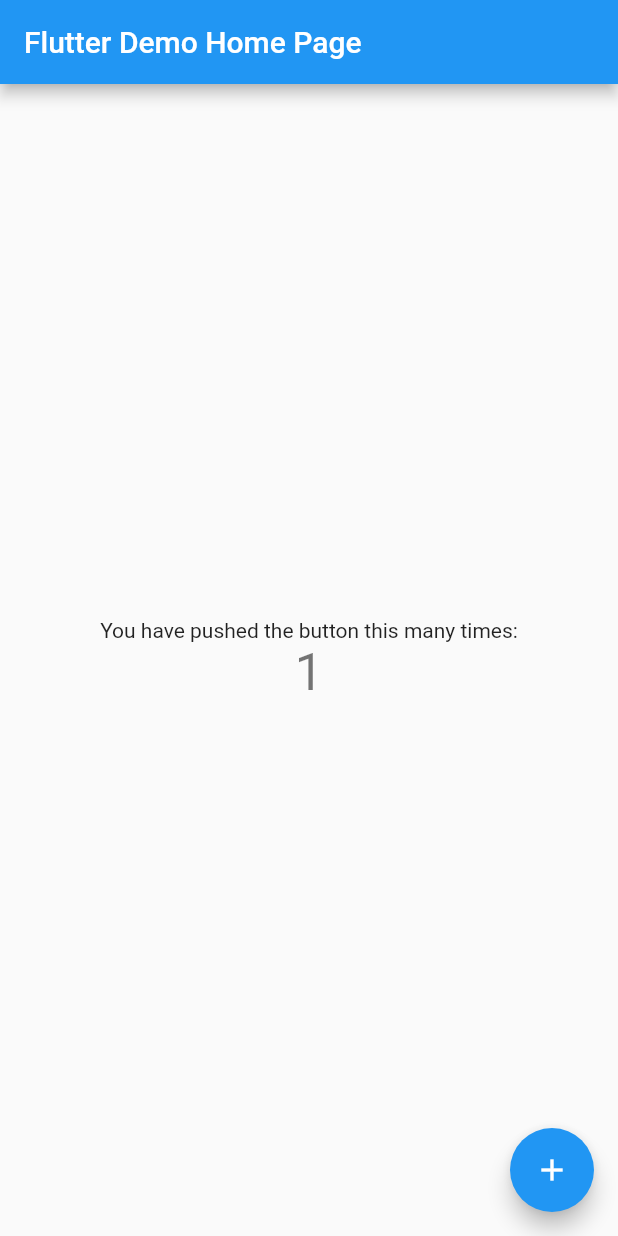
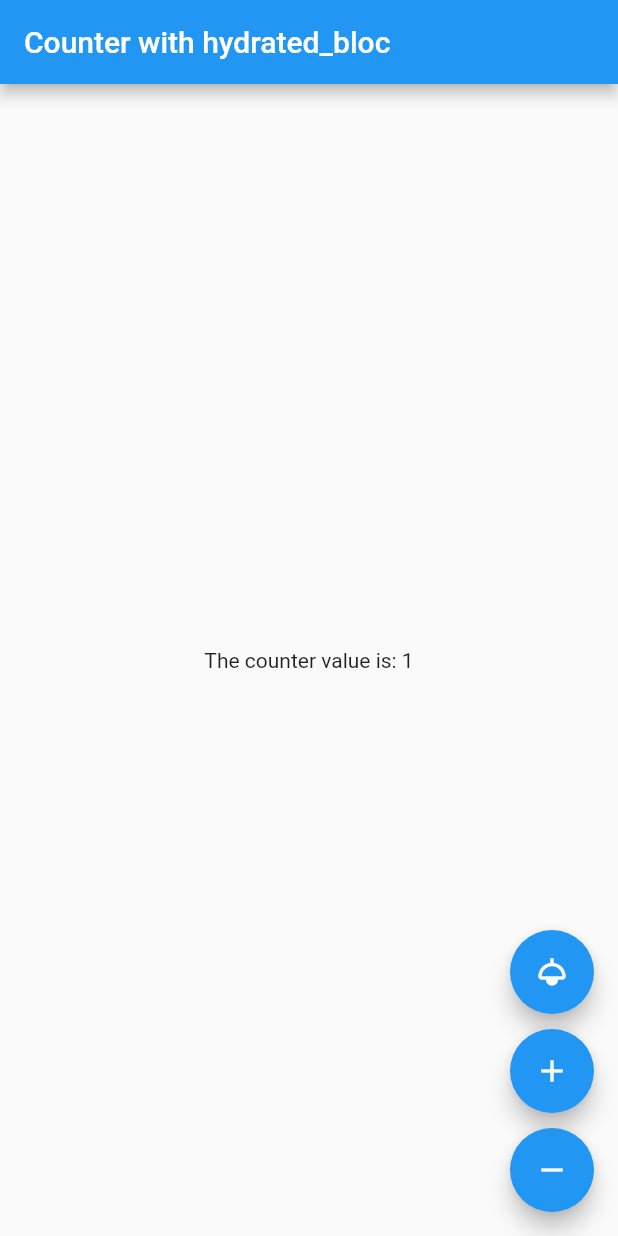
Before and after one commit to DanKheadies/max_hydrated_bloc_app, a Flutter app: the screen it shows after launch, after a tap on the "add" icon, on a phone screen of 412 x 824 dp. Run offline on Flutter 3.47's test engine with Material 2 defaults, Android fonts, the light colour scheme and no system bars; our stand-ins replace bloc, equatable, flutter_bloc, hydrated_bloc.

Commit message:
Complete hydration

```diff
--- /dev/null
+++ b/lib/blocs/blocs.dart
@@ -0,0 +1 @@
+export 'counter/counter_bloc.dart';
--- /dev/null
+++ b/lib/blocs/counter/counter_bloc.dart
@@ -0,0 +1,76 @@
+import 'package:bloc/bloc.dart';
+import 'package:equatable/equatable.dart';
+import 'package:hydrated_bloc/hydrated_bloc.dart';
+import 'package:meta/meta.dart';
+
+import 'package:max_hydrated_bloc_app/models/models.dart';
+
+part 'counter_event.dart';
+part 'counter_state.dart';
+
+class CounterBloc extends HydratedBloc<CounterEvent, CounterState> {
+  CounterBloc() : super(const CounterState()) {
+    on<CounterStarted>(_onStarted);
+    on<CounterIncrementPressed>(_onIncrementPressed);
+    on<CounterDecrementPressed>(_onDecrementPressed);
+  }
+
+  void _onStarted(
+    CounterStarted event,
+    Emitter<CounterState> emit,
+  ) {
+    if (state.status == CounterStatus.success) return;
+
+    // Resets every time app is started
+    Counter counter = const Counter();
+
+    emit(
+      CounterState(
+        counter: counter,
+        status: CounterStatus.success,
+      ),
+    );
+  }
+
+  void _onIncrementPressed(
+    CounterIncrementPressed event,
+    Emitter<CounterState> emit,
+  ) {
+    int value = state.counter.value + 1;
+    Counter counter = state.counter.copyWith(
+      value: value,
+    );
+    emit(
+      CounterState(
+        counter: counter,
+        status: CounterStatus.success,
+      ),
+    );
+  }
+
+  void _onDecrementPressed(
+    CounterDecrementPressed event,
+    Emitter<CounterState> emit,
+  ) {
+    int value = state.counter.value - 1;
+    Counter counter = state.counter.copyWith(
+      value: value,
+    );
+    emit(
+      CounterState(
+        counter: counter,
+        status: CounterStatus.success,
+      ),
+    );
+  }
+
+  @override
+  CounterState? fromJson(Map<String, dynamic> json) {
+    return CounterState.fromJson(json);
+  }
+
+  @override
+  Map<String, dynamic>? toJson(CounterState state) {
+    return state.toJson();
+  }
+}
--- /dev/null
+++ b/lib/blocs/counter/counter_event.dart
@@ -0,0 +1,16 @@
+part of 'counter_bloc.dart';
+
+// @immutable
+// abstract class CounterEvent extends Equatable {
+class CounterEvent extends Equatable {
+  const CounterEvent();
+
+  @override
+  List<Object> get props => [];
+}
+
+class CounterStarted extends CounterEvent {}
+
+class CounterIncrementPressed extends CounterEvent {}
+
+class CounterDecrementPressed extends CounterEvent {}
--- /dev/null
+++ b/lib/blocs/counter/counter_state.dart
@@ -0,0 +1,42 @@
+part of 'counter_bloc.dart';
+
+enum CounterStatus {
+  initial,
+  loading,
+  success,
+  error,
+}
+
+// @immutable
+// abstract class CounterState extends Equatable {
+class CounterState extends Equatable {
+  final Counter counter;
+  final CounterStatus status;
+
+  const CounterState({
+    this.counter = const Counter(),
+    this.status = CounterStatus.initial,
+  });
+
+  factory CounterState.fromJson(Map<String, dynamic> json) {
+    return CounterState(
+      counter: Counter.fromJson(json['counter']),
+      status: CounterStatus.values.firstWhere(
+        (element) => element.name.toString() == json['status'],
+      ),
+    );
+  }
+
+  Map<String, dynamic> toJson() {
+    return {
+      'counter': counter.toJson(),
+      'status': status.name,
+    };
+  }
+
+  @override
+  List<Object> get props => [
+        counter,
+        status,
+      ];
+}
--- /dev/null
+++ b/lib/cubit/brightness/brightness_cubit.dart
@@ -0,0 +1,27 @@
+import 'package:bloc/bloc.dart';
+import 'package:equatable/equatable.dart';
+import 'package:flutter/material.dart';
+import 'package:hydrated_bloc/hydrated_bloc.dart';
+import 'package:meta/meta.dart';
+
+// part 'brightness_state.dart';
+
+class BrightnessCubit extends HydratedCubit<Brightness> {
+  BrightnessCubit() : super(Brightness.light);
+
+  void toggleBrightness() {
+    emit(state == Brightness.light ? Brightness.dark : Brightness.light);
+  }
+
+  @override
+  Brightness? fromJson(Map<String, dynamic> json) {
+    print(json['brightness']);
+    return Brightness.values[json['brightness'] as int];
+  }
+
+  @override
+  Map<String, dynamic>? toJson(Brightness state) {
+    print({'brightness': state.index});
+    return <String, int>{'brightness': state.index};
+  }
+}
--- /dev/null
+++ b/lib/cubit/brightness/brightness_state.dart
@@ -0,0 +1,6 @@
+// part of 'brightness_cubit.dart';
+
+// @immutable
+// abstract class BrightnessState {}
+
+// class BrightnessInitial extends BrightnessState {}
--- /dev/null
+++ b/lib/cubit/cubits.dart
@@ -0,0 +1 @@
+export 'brightness/brightness_cubit.dart';
--- a/lib/main.dart
+++ b/lib/main.dart
@@ -1,115 +1,45 @@
+import 'package:flutter/foundation.dart';
 import 'package:flutter/material.dart';
+import 'package:flutter_bloc/flutter_bloc.dart';
+import 'package:hydrated_bloc/hydrated_bloc.dart';
+import 'package:path_provider/path_provider.dart';
 
-void main() {
+import 'package:max_hydrated_bloc_app/blocs/blocs.dart';
+import 'package:max_hydrated_bloc_app/cubit/cubits.dart';
+import 'package:max_hydrated_bloc_app/screens/screens.dart';
+
+void main() async {
+  WidgetsFlutterBinding.ensureInitialized();
+  HydratedBloc.storage = await HydratedStorage.build(
+    storageDirectory: kIsWeb
+        ? HydratedStorage.webStorageDirectory
+        : await getTemporaryDirectory(),
+  );
   runApp(const MyApp());
 }
 
 class MyApp extends StatelessWidget {
   const MyApp({super.key});
 
-  // This widget is the root of your application.
   @override
   Widget build(BuildContext context) {
-    return MaterialApp(
-      title: 'Flutter Demo',
-      theme: ThemeData(
-        // This is the theme of your application.
-        //
-        // Try running your application with "flutter run". You'll see the
-        // application has a blue toolbar. Then, without quitting the app, try
-        // changing the primarySwatch below to Colors.green and then invoke
-        // "hot reload" (press "r" in the console where you ran "flutter run",
-        // or simply save your changes to "hot reload" in a Flutter IDE).
-        // Notice that the counter didn't reset back to zero; the application
-        // is not restarted.
-        primarySwatch: Colors.blue,
+    return BlocProvider(
+      create: (context) => BrightnessCubit(),
+      child: BlocBuilder<BrightnessCubit, Brightness>(
+        builder: (context, state) {
+          return MaterialApp(
+            title: 'Flutter Demo',
+            theme: ThemeData(
+              primarySwatch: Colors.blue,
+              brightness: state,
+            ),
+            home: BlocProvider(
+              create: (context) => CounterBloc()..add(CounterStarted()),
+              child: const CounterScreen(),
+            ),
+          );
+        },
       ),
-      home: const MyHomePage(title: 'Flutter Demo Home Page'),
     );
   }
 }
-
-class MyHomePage extends StatefulWidget {
-  const MyHomePage({super.key, required this.title});
-
-  // This widget is the home page of your application. It is stateful, meaning
-  // that it has a State object (defined below) that contains fields that affect
-  // how it looks.
-
-  // This class is the configuration for the state. It holds the values (in this
-  // case the title) provided by the parent (in this case the App widget) and
-  // used by the build method of the State. Fields in a Widget subclass are
-  // always marked "final".
-
-  final String title;
-
-  @override
-  State<MyHomePage> createState() => _MyHomePageState();
-}
-
-class _MyHomePageState extends State<MyHomePage> {
-  int _counter = 0;
-
-  void _incrementCounter() {
-    setState(() {
-      // This call to setState tells the Flutter framework that something has
-      // changed in this State, which causes it to rerun the build method below
-      // so that the display can reflect the updated values. If we changed
-      // _counter without calling setState(), then the build method would not be
-      // called again, and so nothing would appear to happen.
-      _counter++;
-    });
-  }
-
-  @override
-  Widget build(BuildContext context) {
-    // This method is rerun every time setState is called, for instance as done
-    // by the _incrementCounter method above.
-    //
-    // The Flutter framework has been optimized to make rerunning build methods
-    // fast, so that you can just rebuild anything that needs updating rather
-    // than having to individually change instances of widgets.
-    return Scaffold(
-      appBar: AppBar(
-        // Here we take the value from the MyHomePage object that was created by
-        // the App.build method, and use it to set our appbar title.
-        title: Text(widget.title),
-      ),
-      body: Center(
-        // Center is a layout widget. It takes a single child and positions it
-        // in the middle of the parent.
-        child: Column(
-          // Column is also a layout widget. It takes a list of children and
-          // arranges them vertically. By default, it sizes itself to fit its
-          // children horizontally, and tries to be as tall as its parent.
-          //
-          // Invoke "debug painting" (press "p" in the console, choose the
-          // "Toggle Debug Paint" action from the Flutter Inspector in Android
-          // Studio, or the "Toggle Debug Paint" command in Visual Studio Code)
-          // to see the wireframe for each widget.
-          //
-          // Column has various properties to control how it sizes itself and
-          // how it positions its children. Here we use mainAxisAlignment to
-          // center the children vertically; the main axis here is the vertical
-          // axis because Columns are vertical (the cross axis would be
-          // horizontal).
-          mainAxisAlignment: MainAxisAlignment.center,
-          children: <Widget>[
-            const Text(
-              'You have pushed the button this many times:',
-            ),
-            Text(
-              '$_counter',
-              style: Theme.of(context).textTheme.headlineMedium,
-            ),
-          ],
-        ),
-      ),
-      floatingActionButton: FloatingActionButton(
-        onPressed: _incrementCounter,
-        tooltip: 'Increment',
-        child: const Icon(Icons.add),
-      ), // This trailing comma makes auto-formatting nicer for build methods.
-    );
-  }
-}
--- /dev/null
+++ b/lib/models/counter_model.dart
@@ -0,0 +1,35 @@
+import 'package:equatable/equatable.dart';
+
+class Counter extends Equatable {
+  final int value;
+
+  const Counter({
+    this.value = 0,
+  });
+
+  // Edit
+  Counter copyWith({
+    int? value,
+  }) {
+    return Counter(
+      value: value ?? this.value,
+    );
+  }
+
+  // Convert to JSON
+  Map<String, dynamic> toJson() {
+    return {
+      'value': value,
+    };
+  }
+
+  // Create from JSON
+  factory Counter.fromJson(Map<String, dynamic> json) {
+    return Counter(
+      value: json['value'],
+    );
+  }
+
+  @override
+  List<Object?> get props => [value];
+}
--- /dev/null
+++ b/lib/models/models.dart
@@ -0,0 +1 @@
+export 'counter_model.dart';
--- /dev/null
+++ b/lib/screens/counter_screen.dart
@@ -0,0 +1,63 @@
+import 'package:flutter/material.dart';
+import 'package:flutter_bloc/flutter_bloc.dart';
+
+import 'package:max_hydrated_bloc_app/blocs/blocs.dart';
+import 'package:max_hydrated_bloc_app/cubit/cubits.dart';
+
+class CounterScreen extends StatelessWidget {
+  const CounterScreen({super.key});
+
+  @override
+  Widget build(BuildContext context) {
+    return Scaffold(
+      appBar: AppBar(
+        title: const Text('Counter with hydrated_bloc'),
+      ),
+      body: Center(
+        child: BlocBuilder<CounterBloc, CounterState>(
+          builder: (context, state) {
+            if (state.status == CounterStatus.initial ||
+                state.status == CounterStatus.loading) {
+              return const CircularProgressIndicator();
+            }
+            if (state.status == CounterStatus.success) {
+              return Text(
+                'The counter value is: ${state.counter.value}',
+              );
+            } else {
+              return const Text('Something went wrong.');
+            }
+          },
+        ),
+      ),
+      floatingActionButton: Column(
+        mainAxisAlignment: MainAxisAlignment.end,
+        children: [
+          FloatingActionButton(
+            heroTag: 'brightness_toggle',
+            onPressed: () {
+              context.read<BrightnessCubit>().toggleBrightness();
+            },
+            child: const Icon(Icons.light),
+          ),
+          const SizedBox(height: 10),
+          FloatingActionButton(
+            heroTag: 'counter_add',
+            onPressed: () {
+              context.read<CounterBloc>().add(CounterIncrementPressed());
+            },
+            child: const Icon(Icons.add),
+          ),
+          const SizedBox(height: 10),
+          FloatingActionButton(
+            heroTag: 'counter_remove',
+            onPressed: () {
+              context.read<CounterBloc>().add(CounterDecrementPressed());
+            },
+            child: const Icon(Icons.remove),
+          ),
+        ],
+      ),
+    );
+  }
+}
--- /dev/null
+++ b/lib/screens/screens.dart
@@ -0,0 +1 @@
+export 'counter_screen.dart';
```
Also changed, not shown: pubspec.yaml (+4 -3 lines), pubspec.lock, 10 other files.
